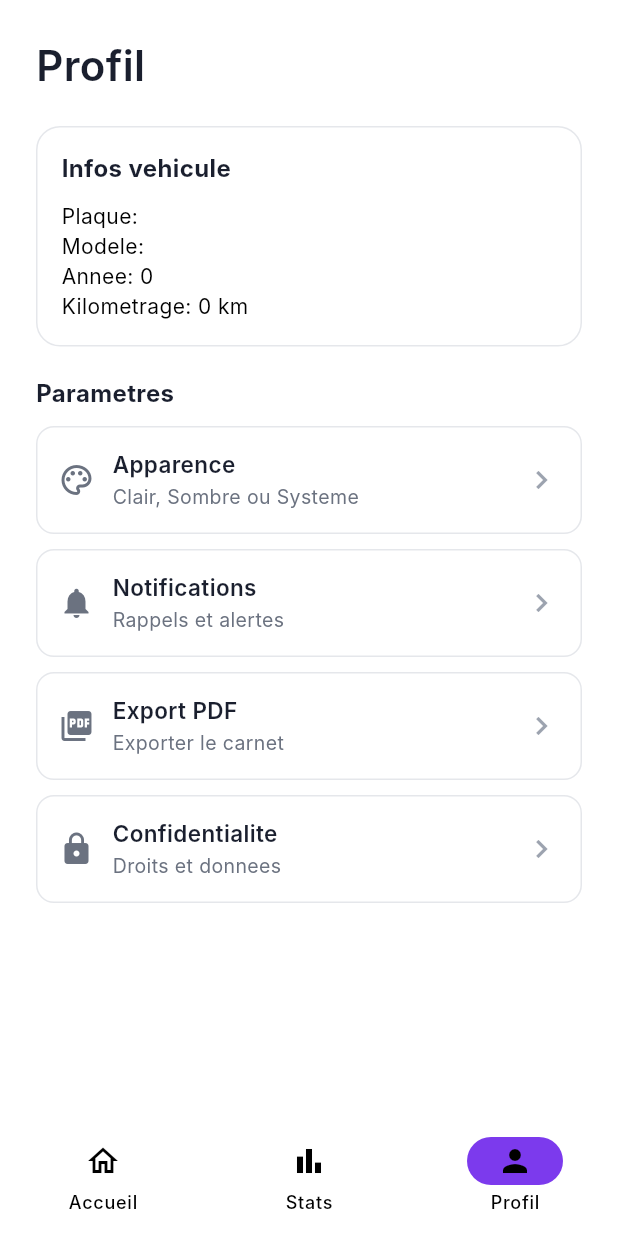
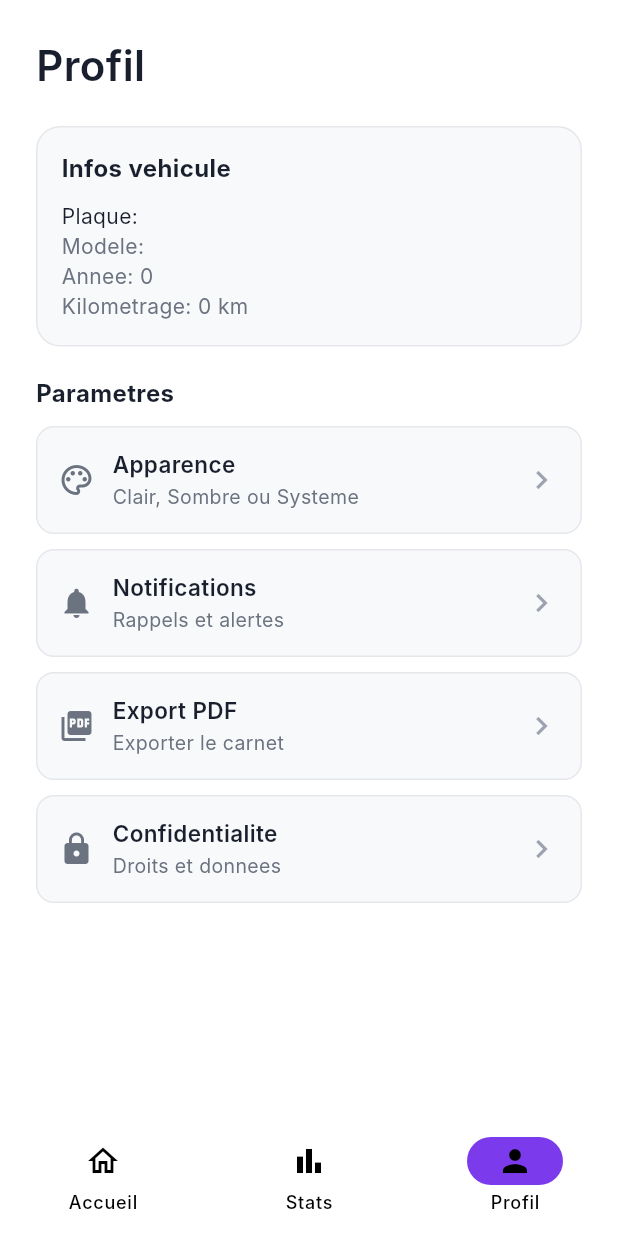
Before and after one commit to voicedhealer/MSAM-flutter, a Flutter app: the DashboardScreen screen opened directly with empty values, item 3 of the bottom bar chosen, on a phone screen of 412 x 824 dp. Run offline on Flutter 3.47's test engine with Material 3 defaults, Android fonts, the phone set to English and light mode, and no system bars; our stand-ins replace shared_preferences; accounts and stored records are empty; network calls fail; Roboto replaces fonts that are missing (Inter).

Commit message:
fix(theme): dashboard et ajout entretien respectent le mode sombre
Made-with: Cursor

```diff
--- a/lib/features/dashboard/presentation/screens/dashboard_screen.dart
+++ b/lib/features/dashboard/presentation/screens/dashboard_screen.dart
@@ -190,7 +190,7 @@ class _DashboardScreenState extends State<DashboardScreen> {
     );
   }
 
-  Widget _sectionTitle(String title, Color color) {
+  Widget _sectionTitle(BuildContext context, String title, Color color) {
     return Row(
       children: [
         Container(
@@ -204,37 +204,37 @@ class _DashboardScreenState extends State<DashboardScreen> {
         const SizedBox(width: 12),
         Text(
           title,
-          style: const TextStyle(
+          style: TextStyle(
             fontSize: 20,
             fontWeight: FontWeight.w600,
-            color: AppColors.autoTextPrimary,
+            color: AppTheme.textPrimary(context),
           ),
         ),
       ],
     );
   }
 
-  Widget _buildAISuggestions() {
+  Widget _buildAISuggestions(BuildContext context) {
     return Padding(
       padding: const EdgeInsets.symmetric(horizontal: 24),
       child: Container(
         padding: const EdgeInsets.all(16),
         decoration: BoxDecoration(
-          color: AppColors.autoSurface,
+          color: AppTheme.surfaceElevated(context),
           borderRadius: BorderRadius.circular(16),
-          border: Border.all(color: AppColors.autoBorder),
+          border: Border.all(color: AppTheme.border(context)),
         ),
         child: Column(
           crossAxisAlignment: CrossAxisAlignment.start,
           children: [
             Row(
               children: [
-                const Text(
+                Text(
                   'Suggestions IA',
                   style: TextStyle(
                     fontSize: 16,
                     fontWeight: FontWeight.w700,
-                    color: AppColors.autoTextPrimary,
+                    color: AppTheme.textPrimary(context),
                   ),
                 ),
                 const SizedBox(width: 8),
@@ -257,11 +257,11 @@ class _DashboardScreenState extends State<DashboardScreen> {
             ),
             const SizedBox(height: 12),
             if (_aiSuggestions.isEmpty)
-              const Text(
+              Text(
                 'Aucune suggestion prioritaire pour le moment.',
                 style: TextStyle(
                   fontSize: 14,
-                  color: AppColors.autoTextSecondary,
+                  color: AppTheme.textSecondary(context),
                 ),
               )
             else
@@ -280,9 +280,9 @@ class _DashboardScreenState extends State<DashboardScreen> {
                       Expanded(
                         child: Text(
                           '${item.title} a prevoir dans $days jours',
-                          style: const TextStyle(
+                          style: TextStyle(
                             fontSize: 14,
-                            color: AppColors.autoTextPrimary,
+                            color: AppTheme.textPrimary(context),
                           ),
                         ),
                       ),
@@ -296,7 +296,7 @@ class _DashboardScreenState extends State<DashboardScreen> {
     );
   }
 
-  Widget _buildHomeTab() {
+  Widget _buildHomeTab(BuildContext context) {
     return CustomScrollView(
       slivers: [
         SliverToBoxAdapter(
@@ -305,12 +305,12 @@ class _DashboardScreenState extends State<DashboardScreen> {
             child: Column(
               crossAxisAlignment: CrossAxisAlignment.start,
               children: [
-                const Text(
+                Text(
                   'Mon Suivi Auto Moto',
                   style: TextStyle(
                     fontSize: 32,
                     fontWeight: FontWeight.w600,
-                    color: AppColors.autoTextPrimary,
+                    color: AppTheme.textPrimary(context),
                   ),
                 ),
                 const SizedBox(height: 4),
@@ -318,7 +318,7 @@ class _DashboardScreenState extends State<DashboardScreen> {
                   'Carnet d\'entretien digital',
                   style: TextStyle(
                     fontSize: 16,
-                    color: AppColors.autoTextHint,
+                    color: AppTheme.textHint(context),
                   ),
                 ),
               ],
@@ -344,13 +344,13 @@ class _DashboardScreenState extends State<DashboardScreen> {
         ),
         const SliverToBoxAdapter(child: SizedBox(height: 20)),
         const SliverToBoxAdapter(child: SizedBox(height: 8)),
-        SliverToBoxAdapter(child: _buildAISuggestions()),
+        SliverToBoxAdapter(child: _buildAISuggestions(context)),
         const SliverToBoxAdapter(child: SizedBox(height: 24)),
         if (_upcomingMaintenance.isNotEmpty) ...[
           SliverToBoxAdapter(
             child: Padding(
               padding: const EdgeInsets.symmetric(horizontal: 24),
-              child: _sectionTitle('A venir', AppColors.autoAccent),
+              child: _sectionTitle(context, 'A venir', AppColors.autoAccent),
             ),
           ),
           const SliverToBoxAdapter(child: SizedBox(height: 12)),
@@ -362,7 +362,7 @@ class _DashboardScreenState extends State<DashboardScreen> {
         SliverToBoxAdapter(
           child: Padding(
             padding: const EdgeInsets.symmetric(horizontal: 24),
-            child: _sectionTitle('Historique', AppColors.autoSuccess),
+            child: _sectionTitle(context, 'Historique', AppColors.autoSuccess),
           ),
         ),
         const SliverToBoxAdapter(child: SizedBox(height: 12)),
@@ -374,13 +374,19 @@ class _DashboardScreenState extends State<DashboardScreen> {
     );
   }
 
-  Widget _statCard(String title, String value, String subtitle, IconData icon) {
+  Widget _statCard(
+    BuildContext context,
+    String title,
+    String value,
+    String subtitle,
+    IconData icon,
+  ) {
     return Container(
       padding: const EdgeInsets.all(16),
       decoration: BoxDecoration(
-        color: AppColors.autoSurface,
+        color: AppTheme.surfaceElevated(context),
         borderRadius: BorderRadius.circular(16),
-        border: Border.all(color: AppColors.autoBorder),
+        border: Border.all(color: AppTheme.border(context)),
       ),
       child: Row(
         children: [
@@ -400,26 +406,26 @@ class _DashboardScreenState extends State<DashboardScreen> {
               children: [
                 Text(
                   title,
-                  style: const TextStyle(
+                  style: TextStyle(
                     fontSize: 13,
-                    color: AppColors.autoTextHint,
+                    color: AppTheme.textHint(context),
                   ),
                 ),
                 const SizedBox(height: 2),
                 Text(
                   value,
-                  style: const TextStyle(
+                  style: TextStyle(
                     fontSize: 20,
                     fontWeight: FontWeight.w700,
-                    color: AppColors.autoTextPrimary,
+                    color: AppTheme.textPrimary(context),
                   ),
                 ),
                 const SizedBox(height: 2),
                 Text(
                   subtitle,
-                  style: const TextStyle(
+                  style: TextStyle(
                     fontSize: 12,
-                    color: AppColors.autoTextSecondary,
+                    color: AppTheme.textSecondary(context),
                   ),
                 ),
               ],
@@ -430,13 +436,13 @@ class _DashboardScreenState extends State<DashboardScreen> {
     );
   }
 
-  Widget _buildTypeDistribution() {
+  Widget _buildTypeDistribution(BuildContext context) {
     if (_maintenanceByType.isEmpty) {
-      return const Text(
+      return Text(
         'Pas encore assez de donnees pour afficher la repartition.',
         style: TextStyle(
           fontSize: 14,
-          color: AppColors.autoTextSecondary,
+          color: AppTheme.textSecondary(context),
         ),
       );
     }
@@ -453,9 +459,9 @@ class _DashboardScreenState extends State<DashboardScreen> {
                 width: 110,
                 child: Text(
                   entry.key,
-                  style: const TextStyle(
+                  style: TextStyle(
                     fontSize: 14,
-                    color: AppColors.autoTextPrimary,
+                    color: AppTheme.textPrimary(context),
                   ),
                 ),
               ),
@@ -465,7 +471,7 @@ class _DashboardScreenState extends State<DashboardScreen> {
                   child: LinearProgressIndicator(
                     value: entry.value / total,
                     minHeight: 10,
-                    backgroundColor: AppColors.autoBorder,
+                    backgroundColor: AppTheme.border(context),
                     valueColor:
                         const AlwaysStoppedAnimation<Color>(AppColors.autoAccent),
                   ),
@@ -474,9 +480,9 @@ class _DashboardScreenState extends State<DashboardScreen> {
               const SizedBox(width: 10),
               Text(
                 '$percentage%',
-                style: const TextStyle(
+                style: TextStyle(
                   fontSize: 13,
-                  color: AppColors.autoTextSecondary,
+                  color: AppTheme.textSecondary(context),
                 ),
               ),
             ],
@@ -486,30 +492,31 @@ class _DashboardScreenState extends State<DashboardScreen> {
     );
   }
 
-  Widget _buildStatsTab() {
+  Widget _buildStatsTab(BuildContext context) {
     return SingleChildScrollView(
       padding: const EdgeInsets.all(24),
       child: Column(
         crossAxisAlignment: CrossAxisAlignment.start,
         children: [
-          const Text(
+          Text(
             'Statistiques',
             style: TextStyle(
               fontSize: 28,
               fontWeight: FontWeight.w600,
-              color: AppColors.autoTextPrimary,
+              color: AppTheme.textPrimary(context),
             ),
           ),
           const SizedBox(height: 6),
-          const Text(
+          Text(
             'Vue des couts et tendances d\'entretien',
             style: TextStyle(
               fontSize: 14,
-              color: AppColors.autoTextSecondary,
+              color: AppTheme.textSecondary(context),
             ),
           ),
           const SizedBox(height: 20),
           _statCard(
+            context,
             'Cout total',
             '${_totalCost.toStringAsFixed(0)}EUR',
             '${_completedMaintenance.length} entretiens realises',
@@ -517,29 +524,30 @@ class _DashboardScreenState extends State<DashboardScreen> {
           ),
           const SizedBox(height: 12),
           _statCard(
+            context,
             'Cout / km',
             '${_costPerKm.toStringAsFixed(4)} EUR/km',
             'Moyenne: ${_averageCost.toStringAsFixed(0)}EUR par entretien',
             Icons.speed,
           ),
           const SizedBox(height: 24),
-          const Text(
+          Text(
             'Repartition par type',
             style: TextStyle(
               fontSize: 18,
               fontWeight: FontWeight.w600,
-              color: AppColors.autoTextPrimary,
+              color: AppTheme.textPrimary(context),
             ),
           ),
           const SizedBox(height: 12),
           Container(
             padding: const EdgeInsets.all(16),
             decoration: BoxDecoration(
-              color: AppColors.autoSurface,
+              color: AppTheme.surfaceElevated(context),
               borderRadius: BorderRadius.circular(16),
-              border: Border.all(color: AppColors.autoBorder),
+              border: Border.all(color: AppTheme.border(context)),
             ),
-            child: _buildTypeDistribution(),
+            child: _buildTypeDistribution(context),
           ),
         ],
       ),
@@ -547,6 +555,7 @@ class _DashboardScreenState extends State<DashboardScreen> {
   }
 
   Widget _profileItem(
+    BuildContext context,
     IconData icon,
     String title,
     String subtitle, {
@@ -555,9 +564,9 @@ class _DashboardScreenState extends State<DashboardScreen> {
     return Container(
       margin: const EdgeInsets.only(bottom: 10),
       decoration: BoxDecoration(
-        color: AppColors.autoSurface,
+        color: AppTheme.surfaceElevated(context),
         borderRadius: BorderRadius.circular(12),
-        border: Border.all(color: AppColors.autoBorder),
+        border: Border.all(color: AppTheme.border(context)),
       ),
       child: InkWell(
         onTap: onTap,
@@ -566,7 +575,7 @@ class _DashboardScreenState extends State<DashboardScreen> {
           padding: const EdgeInsets.all(14),
           child: Row(
             children: [
-              Icon(icon, color: AppColors.autoTextSecondary),
+              Icon(icon, color: AppTheme.textSecondary(context)),
               const SizedBox(width: 12),
               Expanded(
                 child: Column(
@@ -574,24 +583,24 @@ class _DashboardScreenState extends State<DashboardScreen> {
                   children: [
                     Text(
                       title,
-                      style: const TextStyle(
+                      style: TextStyle(
                         fontSize: 15,
                         fontWeight: FontWeight.w600,
-                        color: AppColors.autoTextPrimary,
+                        color: AppTheme.textPrimary(context),
                       ),
                     ),
                     const SizedBox(height: 2),
                     Text(
                       subtitle,
-                      style: const TextStyle(
+                      style: TextStyle(
                         fontSize: 13,
-                        color: AppColors.autoTextSecondary,
+                        color: AppTheme.textSecondary(context),
                       ),
                     ),
                   ],
                 ),
               ),
-              const Icon(Icons.chevron_right, color: AppColors.autoTextHint),
+              Icon(Icons.chevron_right, color: AppTheme.textHint(context)),
             ],
           ),
         ),
@@ -599,18 +608,18 @@ class _DashboardScreenState extends State<DashboardScreen> {
     );
   }
 
-  Widget _buildProfileTab() {
+  Widget _buildProfileTab(BuildContext context) {
     return SingleChildScrollView(
       padding: const EdgeInsets.all(24),
       child: Column(
         crossAxisAlignment: CrossAxisAlignment.start,
         children: [
-          const Text(
+          Text(
             'Profil',
             style: TextStyle(
               fontSize: 28,
               fontWeight: FontWeight.w600,
-              color: AppColors.autoTextPrimary,
+              color: AppTheme.textPrimary(context),
             ),
           ),
           const SizedBox(height: 20),
@@ -618,48 +627,61 @@ class _DashboardScreenState extends State<DashboardScreen> {
             width: double.infinity,
             padding: const EdgeInsets.all(16),
             decoration: BoxDecoration(
-              color: AppColors.autoSurface,
+              color: AppTheme.surfaceElevated(context),
               borderRadius: BorderRadius.circular(16),
-              border: Border.all(color: AppColors.autoBorder),
+              border: Border.all(color: AppTheme.border(context)),
             ),
             child: Column(
               crossAxisAlignment: CrossAxisAlignment.start,
               children: [
-                const Text(
+                Text(
                   'Infos vehicule',
                   style: TextStyle(
                     fontSize: 16,
                     fontWeight: FontWeight.w700,
-                    color: AppColors.autoTextPrimary,
+                    color: AppTheme.textPrimary(context),
                   ),
                 ),
                 const SizedBox(height: 10),
-                Text('Plaque: ${widget.vehicle.plate}'),
-                Text('Modele: ${widget.vehicle.brand} ${widget.vehicle.model}'),
-                Text('Annee: ${widget.vehicle.year}'),
-                Text('Kilometrage: ${widget.vehicle.currentMileage} km'),
+                Text(
+                  'Plaque: ${widget.vehicle.plate}',
+                  style: TextStyle(color: AppTheme.textPrimary(context)),
+                ),
+                Text(
+                  'Modele: ${widget.vehicle.brand} ${widget.vehicle.model}',
+                  style: TextStyle(color: AppTheme.textSecondary(context)),
+                ),
+                Text(
+                  'Annee: ${widget.vehicle.year}',
+                  style: TextStyle(color: AppTheme.textSecondary(context)),
+                ),
+                Text(
+                  'Kilometrage: ${widget.vehicle.currentMileage} km',
+                  style: TextStyle(color: AppTheme.textSecondary(context)),
+                ),
               ],
             ),
           ),
           const SizedBox(height: 20),
-          const Text(
+          Text(
             'Parametres',
             style: TextStyle(
               fontSize: 16,
               fontWeight: FontWeight.w700,
-              color: AppColors.autoTextPrimary,
+              color: AppTheme.textPrimary(context),
             ),
           ),
           const SizedBox(height: 10),
           _profileItem(
+            context,
             Icons.palette_outlined,
             'Apparence',
             'Clair, Sombre ou Systeme',
             onTap: _showThemeModeSheet,
           ),
-          _profileItem(Icons.notifications, 'Notifications', 'Rappels et alertes'),
-          _profileItem(Icons.picture_as_pdf, 'Export PDF', 'Exporter le carnet'),
-          _profileItem(Icons.lock, 'Confidentialite', 'Droits et donnees'),
+          _profileItem(context, Icons.notifications, 'Notifications', 'Rappels et alertes'),
+          _profileItem(context, Icons.picture_as_pdf, 'Export PDF', 'Exporter le carnet'),
+          _profileItem(context, Icons.lock, 'Confidentialite', 'Droits et donnees'),
         ],
       ),
     );
@@ -668,18 +690,14 @@ class _DashboardScreenState extends State<DashboardScreen> {
   @override
   Widget build(BuildContext context) {
     final tabViews = [
-      _buildHomeTab(),
-      _buildStatsTab(),
-      _buildProfileTab(),
+      _buildHomeTab(context),
+      _buildStatsTab(context),
+      _buildProfileTab(context),
     ];
 
     return Scaffold(
-      body: Container(
-        decoration: BoxDecoration(
-          color: AppColors.autoSurface,
-        ),
-        child: SafeArea(child: tabViews[_selectedTabIndex]),
-      ),
+      backgroundColor: AppTheme.surface(context),
+      body: SafeArea(child: tabViews[_selectedTabIndex]),
       floatingActionButton: _selectedTabIndex == 0
           ? FloatingActionButton.extended(
               onPressed: _addMaintenance,
```
Also changed, not shown: lib/features/dashboard/presentation/widgets/maintenance_history.dart (+19 -19 lines), lib/features/dashboard/presentation/widgets/quick_stats.dart (+11 -7 lines), lib/features/dashboard/presentation/widgets/upcoming_maintenance.dart (+6 -6 lines), lib/features/maintenance/presentation/screens/add_maintenance_screen.dart (+17 -17 lines).
